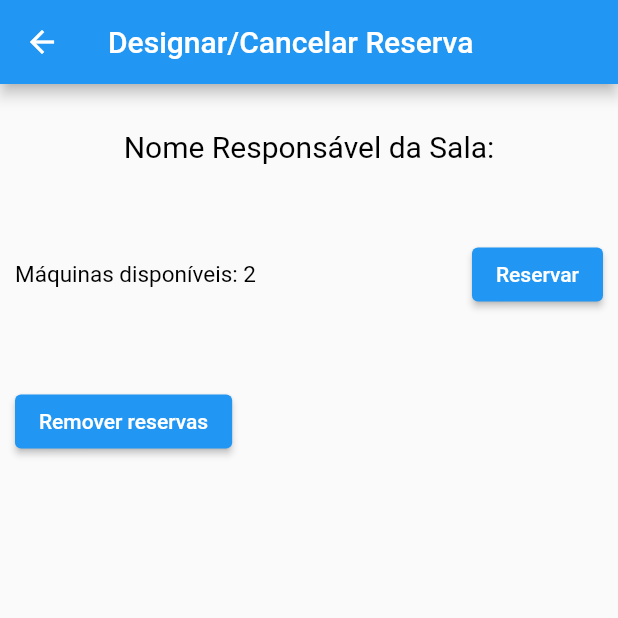
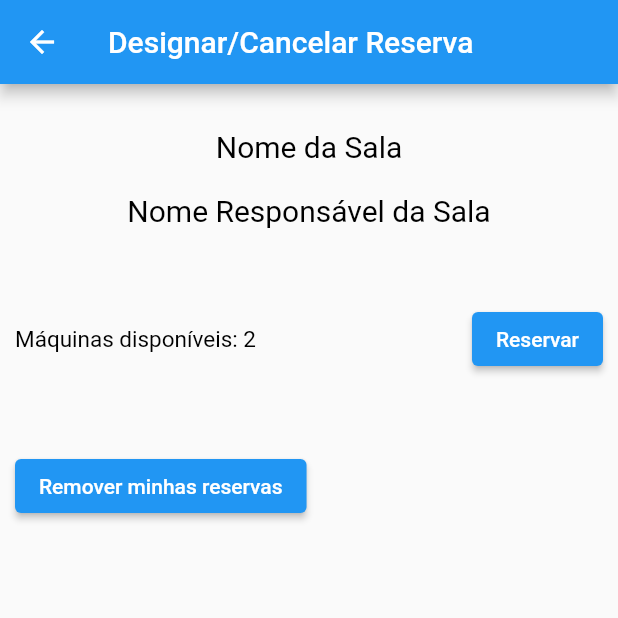
Before and after one commit to wellgit/Coworking, a Flutter app: the screen it shows after launch, after a tap on the "search" icon, on a phone screen of 412 x 824 dp, the top half of it. Run offline on Flutter 3.47's test engine with Material 2 defaults, Android fonts, the phone set to English and light mode, and no system bars; our stand-ins replace table_calendar.

Commit message:
Trabalho final projetos integrados Dev Mobile PUC 2022

```diff
--- a/lib/main.dart
+++ b/lib/main.dart
@@ -8,9 +8,10 @@ import 'package:coworking/view/lista_sala.dart';
 import 'package:coworking/view/login.dart';
 import 'package:coworking/view/reserva_sala.dart';
 import 'package:flutter/material.dart';
+import 'package:intl/date_symbol_data_local.dart';
 
 void main() {
-  runApp(const MyApp());
+  initializeDateFormatting().then((_) => runApp(MyApp()));
 }
 
 class MyApp extends StatelessWidget {
--- a/lib/view/designa_reserva.dart
+++ b/lib/view/designa_reserva.dart
@@ -28,7 +28,14 @@ class _DesignaReservaState extends State<DesignaReserva> {
                   height: 20,
                 ),
                 Text(
-                  'Nome Responsável da Sala:',
+                  'Nome da Sala',
+                  style: TextStyle(fontSize: 20, color: Colors.black),
+                ),
+                SizedBox(
+                  height: 20,
+                ),
+                Text(
+                  'Nome Responsável da Sala',
                   style: TextStyle(fontSize: 20, color: Colors.black),
                 ),
                 SizedBox(
@@ -60,7 +67,7 @@ class _DesignaReservaState extends State<DesignaReserva> {
                           onPressed: () {
                             Navigator.pushNamed(context, '/cancela');
                           },
-                          child: Text('Remover reservas'))
+                          child: Text('Remover minhas reservas'))
                     ],
                   ),
                 )
--- a/lib/view/home_page.dart
+++ b/lib/view/home_page.dart
@@ -63,7 +63,7 @@ class _HomePageState extends State<HomePage> {
               const SizedBox(height: 96),
               TextButton.icon(
                 onPressed: () {
-                  Navigator.pushNamed(context, '/listaSala');
+                  Navigator.pushNamed(context, '/login');
                 },
                 icon: Icon(Icons.send),
                 label: Text('Cadastrar espaço'),
--- a/lib/view/lista_sala.dart
+++ b/lib/view/lista_sala.dart
@@ -27,7 +27,7 @@ class _ListaSalaState extends State<ListaSala> {
     return Scaffold(
         appBar: AppBar(
             title: const Text(
-          "Coworking",
+          "Cadastrar Coworking",
           textAlign: TextAlign.center,
         )),
         body: Padding(
--- a/lib/view/login.dart
+++ b/lib/view/login.dart
@@ -16,7 +16,7 @@ class _LoginState extends State<Login> {
     return Scaffold(
         appBar: AppBar(
             title: const Text(
-          "Coworking",
+          "Login",
           textAlign: TextAlign.center,
         )),
         body: Padding(
@@ -66,8 +66,7 @@ class _LoginState extends State<Login> {
                   child: ElevatedButton(
                     child: const Text('Login'),
                     onPressed: () {
-                      print(emailController.text);
-                      print(passwordController.text);
+                      Navigator.pushNamed(context, '/listaSala');
                     },
                   )),
               Row(
--- a/lib/view/reserva_sala.dart
+++ b/lib/view/reserva_sala.dart
@@ -60,7 +60,6 @@ class _ReservaSalaState extends State<ReservaSala> {
 
   @override
   Widget build(BuildContext context) {
-    print("current locale ${Localizations.localeOf(context).languageCode}");
     return Scaffold(
       appBar: AppBar(
         title: Text('Reservar'),
@@ -68,6 +67,7 @@ class _ReservaSalaState extends State<ReservaSala> {
       body: Column(
         children: [
           TableCalendar<Event>(
+            locale: 'pt_BR',
             firstDay: kFirstDay,
             lastDay: kLastDay,
             focusedDay: _focusedDay,
--- a/pubspec.yaml
+++ b/pubspec.yaml
@@ -38,6 +38,7 @@ dependencies:
   #syncfusion_flutter_core: ^20.3.47
   #fluttertoast: ^8.0.9
   table_calendar: ^3.0.7
+  intl: ^0.17.0
 
   # The following adds the Cupertino Icons font to your application.
   # Use with the CupertinoIcons class for iOS style icons.
```
Also changed, not shown: lib/view/cancela_reserva.dart (+24 -0 lines), lib/view/utils.dart (+13 -2 lines), pubspec.lock.
